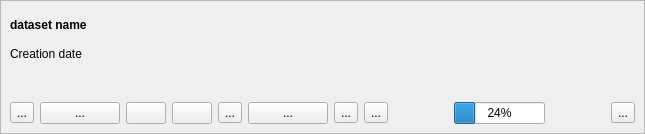
The window that LDMP/gui/WidgetDatasetItem.ui (ConservationInternational/trends.earth) describes before a commit, drawn with Qt 5.
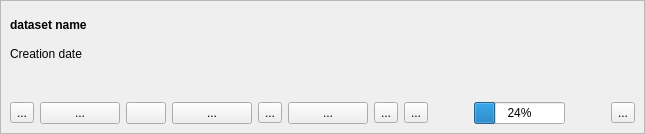
The same window after the commit.

The edit to the form file:
```diff
--- a/LDMP/gui/WidgetDatasetItem.ui
+++ b/LDMP/gui/WidgetDatasetItem.ui
@@ -136,7 +136,7 @@
            <string>Reports</string>
           </property>
           <property name="text">
-           <string/>
+           <string>...</string>
           </property>
          </widget>
         </item>
```
Left out of the diff: 11 changed lines with no effect on the pictures.
